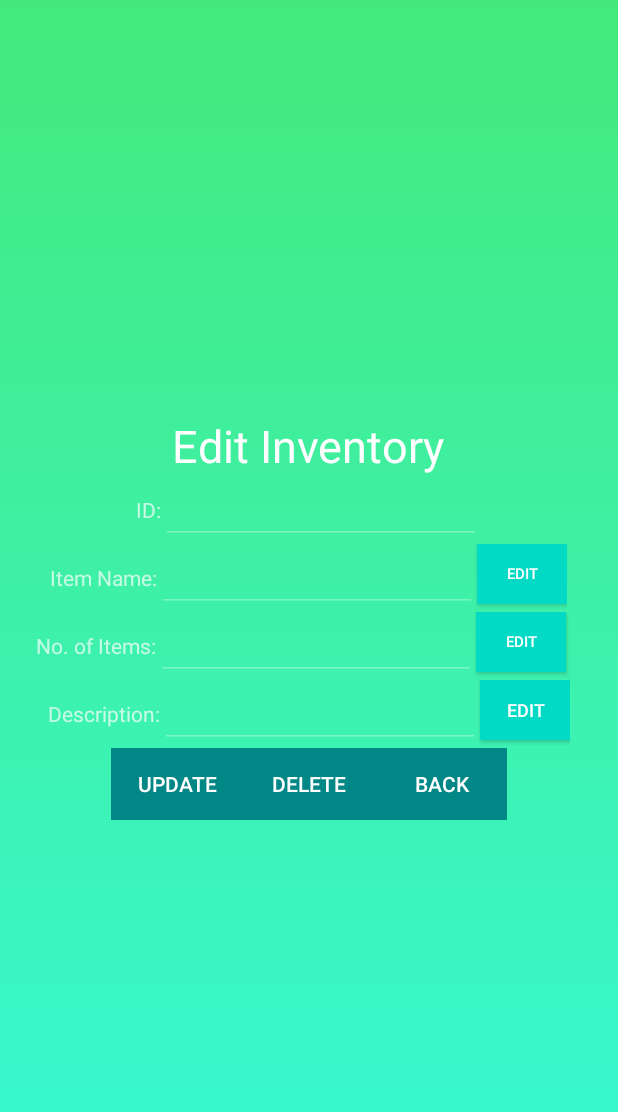
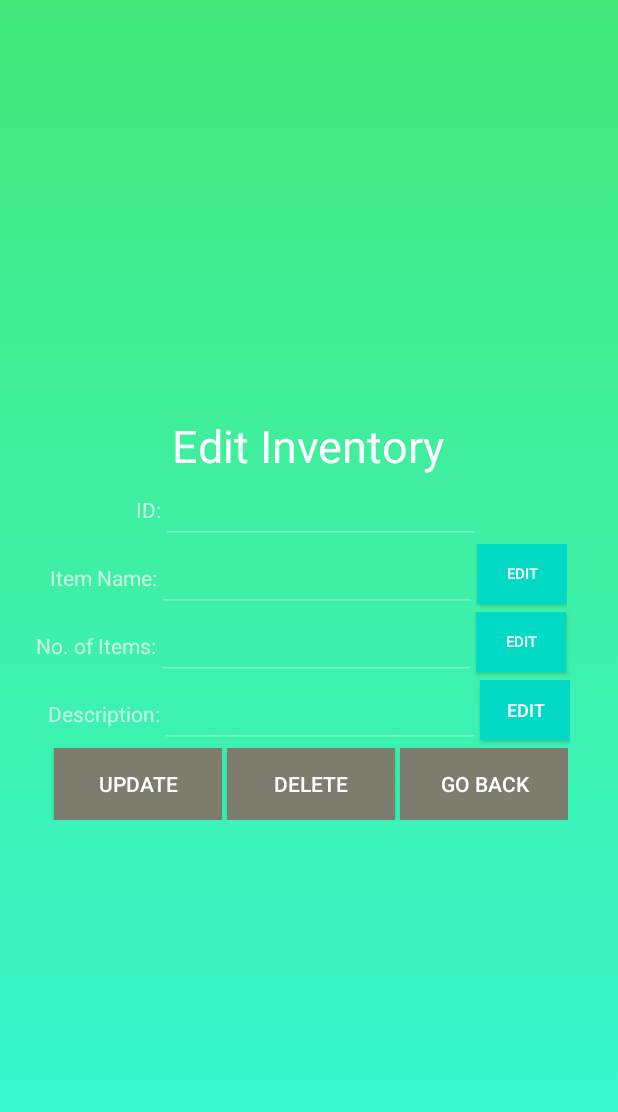
Before and after one commit to jmlcomia-ust/severinaSystem, an Android app: the EditInventory screen opened directly, with no data from a screen before it, on a phone screen of 412 x 824 dp. Shown: the top 1112 px of the screen. Run offline under Robolectric (Android 15) with nearby library versions, the phone set to English and light mode, and no system bars.

Commit message:
polished position for report 1

```diff
--- a/app/src/main/AndroidManifest.xml
+++ b/app/src/main/AndroidManifest.xml
@@ -13,13 +13,13 @@
             android:name=".SummaryOwner"
             android:exported="false" />
         <activity
-            android:name=".MainActivity"
+            android:name=".AddInventory"
             android:exported="false" />
         <activity
             android:name=".EditInventory"
             android:exported="false" />
         <activity
-            android:name=".Dashboard"
+            android:name=".ViewInventory"
             android:exported="false" />
         <activity
             android:name=".LoginActivity"
--- a/app/src/main/java/com/example/testois/MainActivity.java
+++ b/app/src/main/java/com/example/testois/AddInventory.java
@@ -13,7 +13,7 @@ import android.widget.Button;
 import android.widget.EditText;
 import android.widget.Toast;
 
-public class MainActivity extends AppCompatActivity {
+public class AddInventory extends AppCompatActivity {
 
         EditText ed1,ed2,ed3;
         Button b1,b2;
@@ -31,7 +31,7 @@ public class MainActivity extends AppCompatActivity {
             b2 = findViewById(R.id.bt2);
 
             b2.setOnClickListener(v -> {
-                Intent i = new Intent(getApplicationContext(),Dashboard.class);
+                Intent i = new Intent(getApplicationContext(), ViewInventory.class);
                 startActivity(i);
             });
             b1.setOnClickListener(v -> insert());
--- a/app/src/main/java/com/example/testois/Dashboard.java
+++ b/app/src/main/java/com/example/testois/ViewInventory.java
@@ -6,7 +6,6 @@ import android.database.Cursor;
 import android.database.sqlite.SQLiteDatabase;
 import android.database.sqlite.SQLiteStatement;
 import android.os.Bundle;
-import android.view.KeyEvent;
 import android.widget.ArrayAdapter;
 import android.widget.Button;
 import android.widget.EditText;
@@ -14,7 +13,7 @@ import android.widget.ListView;
 import androidx.appcompat.app.AppCompatActivity;
 import java.util.ArrayList;
 
-public class Dashboard extends AppCompatActivity {
+public class ViewInventory extends AppCompatActivity {
     EditText sort;
     Button search;
     ListView lst1;
@@ -91,7 +90,7 @@ public class Dashboard extends AppCompatActivity {
     }
     @Override
     public void onBackPressed() {
-        Intent i = new Intent(getApplicationContext(), MainActivity.class);
+        Intent i = new Intent(getApplicationContext(), AddInventory.class);
         startActivity(i);
         finish();
         //super.onBackPressed();
--- a/app/src/main/res/layout/activity_dashboard.xml
+++ b/app/src/main/res/layout/activity_dashboard.xml
@@ -5,7 +5,7 @@
     android:layout_height="match_parent"
     xmlns:app="http://schemas.android.com/apk/res-auto"
     android:background="@drawable/gradient_background"
-    tools:context=".Dashboard">
+    tools:context=".ViewInventory">
 
     <LinearLayout
         android:layout_width="match_parent"
--- a/app/src/main/res/layout/activity_edit_inventory.xml
+++ b/app/src/main/res/layout/activity_edit_inventory.xml
@@ -158,26 +158,32 @@
                 android:layout_width="wrap_content"
                 android:layout_height="wrap_content"
                 android:layout_weight="1"
+                android:layout_marginLeft="3sp"
+                android:ems="7"
                 android:id="@+id/bt1"
                 android:text="Update"
-                android:background="@color/teal_700"
+                android:background="@color/grey"
                 />
 
             <Button
                 android:layout_width="wrap_content"
                 android:layout_height="wrap_content"
                 android:layout_weight="1"
+                android:layout_marginLeft="3sp"
+                android:ems="7"
                 android:id="@+id/bt2"
                 android:text="Delete"
-                android:background="@color/teal_700"
+                android:background="@color/grey"
                 />
             <Button
                 android:layout_width="wrap_content"
                 android:layout_height="wrap_content"
                 android:layout_weight="1"
+                android:ems="7"
+                android:layout_marginLeft="3sp"
                 android:id="@+id/bt3"
-                android:text="Back"
-                android:background="@color/teal_700"
+                android:text="Go Back"
+                android:background="@color/grey"
                 />
         </LinearLayout>
     </LinearLayout>
--- a/app/src/main/res/layout/activity_main.xml
+++ b/app/src/main/res/layout/activity_main.xml
@@ -4,14 +4,14 @@
     android:layout_width="match_parent"
     android:layout_height="match_parent"
     android:background="@drawable/gradient_background"
-    tools:context=".MainActivity">
+    tools:context=".AddInventory">
 
     <LinearLayout
         android:layout_width="match_parent"
         android:layout_height="match_parent"
         android:orientation="vertical"
         android:gravity="center"
-        tools:context=".MainActivity">
+        tools:context=".AddInventory">
 
         <LinearLayout
             android:layout_width="wrap_content"
```
Also changed, not shown: app/src/main/java/com/example/testois/EditInventory.java (+4 -4 lines), app/src/main/java/com/example/testois/LoginActivity.java (+13 -11 lines).
